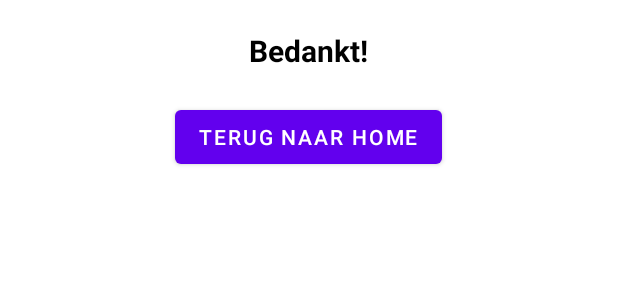
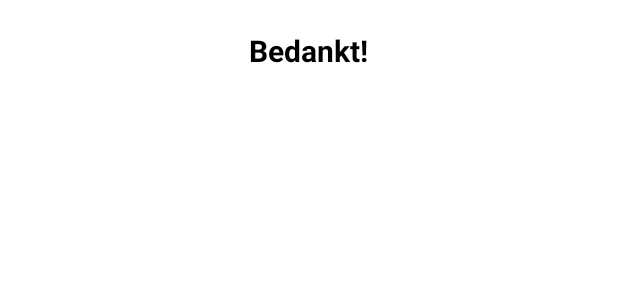
Before and after one commit to gerardstn/RMC-Android, an Android app: the layout thanks_for_submitting_layout.xml on its own in the app's theme, with its tools: preview values and no code run, on a phone screen of 412 x 824 dp. Shown: the top 300 px of the screen. Run offline under Robolectric (Android 15) with nearby library versions, the phone set to English and light mode, and no system bars.

Commit message:
bedanktpagina gekoppeld

```diff
--- a/app/src/main/java/avdinformatica/group1/rentmycar/ui/ForRentDetailFragment.java
+++ b/app/src/main/java/avdinformatica/group1/rentmycar/ui/ForRentDetailFragment.java
@@ -12,6 +12,7 @@ import android.widget.Toast;
 
 import androidx.annotation.RequiresApi;
 import androidx.fragment.app.Fragment;
+import androidx.navigation.Navigation;
 
 import java.text.SimpleDateFormat;
 import java.time.LocalDate;
@@ -99,7 +100,8 @@ public class ForRentDetailFragment extends Fragment {
                         public void onResponse(Call<ReservationResponse> call, Response<ReservationResponse> response) {
                             if (response.body() != null) {
                                 Toast.makeText(getActivity().getApplicationContext(), "Reservation successful", Toast.LENGTH_SHORT).show();
-                                getParentFragmentManager().popBackStack();
+                                HomeFragment fragment = new HomeFragment();
+                                Navigation.findNavController(v).navigate(R.id.fragment_thanks_for_submission);
                             } else {
                                 Toast.makeText(getActivity().getApplicationContext(), "something went wrong! please try again", Toast.LENGTH_SHORT).show();
                             }
--- a/app/src/main/res/layout/thanks_for_submitting_layout.xml
+++ b/app/src/main/res/layout/thanks_for_submitting_layout.xml
@@ -14,14 +14,14 @@
         android:textSize="20sp"
         android:text="Bedankt!" />
 
-    <Button
-        android:id="@+id/btn_thanks_home"
-        android:layout_width="wrap_content"
-        android:layout_height="wrap_content"
-        android:layout_below="@+id/tv_thanks"
-        android:layout_centerHorizontal="true"
-        android:layout_marginTop="20dp"
-        android:text="Terug naar home" />
+<!--    <Button-->
+<!--        android:id="@+id/btn_thanks_home"-->
+<!--        android:layout_width="wrap_content"-->
+<!--        android:layout_height="wrap_content"-->
+<!--        android:layout_below="@+id/tv_thanks"-->
+<!--        android:layout_centerHorizontal="true"-->
+<!--        android:layout_marginTop="20dp"-->
+<!--        android:text="Terug naar home" />-->
 
 
 </RelativeLayout>
```
Also changed, not shown: app/src/main/res/navigation/nav_graph.xml (+1 -7 lines).
